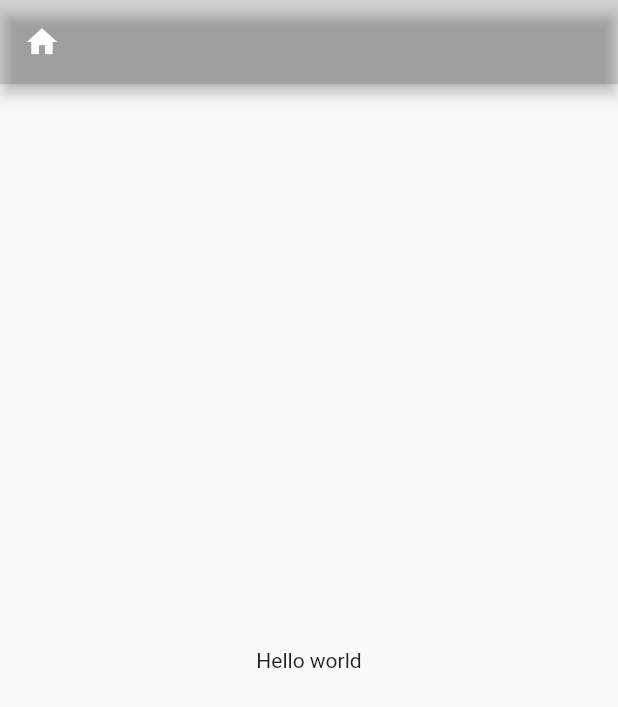
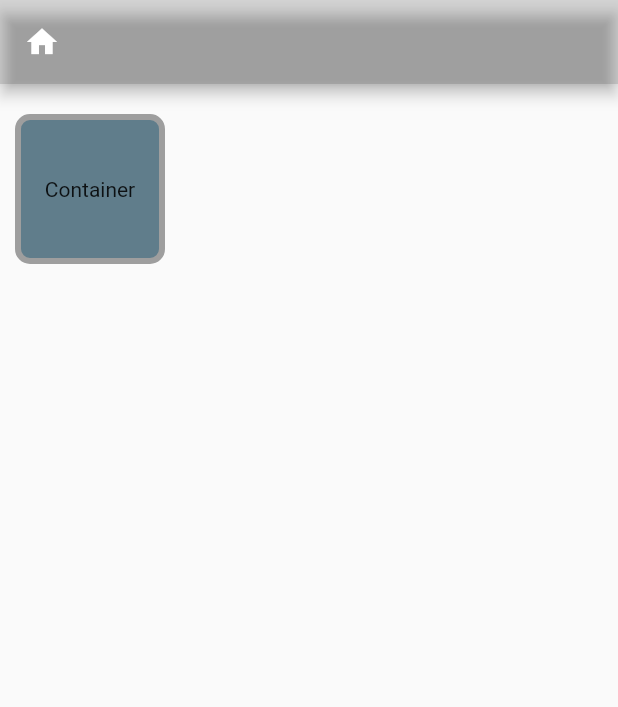
Before and after one commit to padulapankaja/auth-app-fl, a Flutter app: the screen it shows after launch, on a phone screen of 412 x 824 dp. Shown: the top 707 px of the screen. Run offline on Flutter 3.47's test engine with Material 2 defaults, Android fonts, the phone set to English and light mode, and no system bars.

Commit message:
add box with decoration

```diff
--- a/lib/main.dart
+++ b/lib/main.dart
@@ -12,11 +12,20 @@ class MyApp extends StatelessWidget {
           backgroundColor: Colors.black12,
           leading: Icon(Icons.home),
         ),
-        body: Center(
-          child: Text(
-            "Hello world"
-          ),
+        body: Container(
+
+          height: 100,
+          width: 100,
+          margin: EdgeInsets.only(bottom: 5, left: 10, right: 10, top: 20),
+          alignment: Alignment.center,
+          child: Text("Container"),
+          padding: EdgeInsets.all(5),
+          decoration: BoxDecoration(
+            border: Border.all(width: 4, color: Colors.grey),
+            color: Colors.blueGrey,
+            borderRadius: BorderRadius.circular(10)
         ),
+        )
       ),
     );
   }
```
